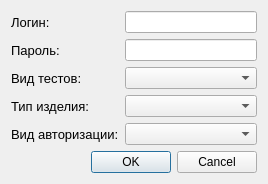
Before: the Qt Designer form toAdmin/rightdialog.ui in Veala/toAdmin, drawn with Qt 5.
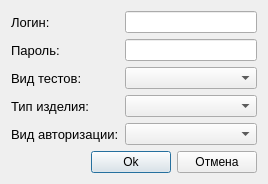
After: the same form once the commit is applied.

Diff of the .ui file:
```diff
--- a/toAdmin/rightdialog.ui
+++ b/toAdmin/rightdialog.ui
@@ -7,7 +7,7 @@
     <x>0</x>
     <y>0</y>
     <width>268</width>
-    <height>175</height>
+    <height>177</height>
    </rect>
   </property>
   <property name="windowTitle">
@@ -102,14 +102,35 @@
     </layout>
    </item>
    <item row="1" column="0">
-    <widget class="QDialogButtonBox" name="buttonBox">
-     <property name="orientation">
-      <enum>Qt::Horizontal</enum>
-     </property>
-     <property name="standardButtons">
-      <set>QDialogButtonBox::Cancel|QDialogButtonBox::Ok</set>
-     </property>
-    </widget>
+    <layout class="QHBoxLayout" name="horizontalLayout_2">
+     <item>
+      <spacer name="horizontalSpacer">
+       <property name="orientation">
+        <enum>Qt::Horizontal</enum>
+       </property>
+       <property name="sizeHint" stdset="0">
+        <size>
+         <width>40</width>
+         <height>20</height>
+        </size>
+       </property>
+      </spacer>
+     </item>
+     <item>
+      <widget class="QPushButton" name="pushButton_Ok">
+       <property name="text">
+        <string>Ok</string>
+       </property>
+      </widget>
+     </item>
+     <item>
+      <widget class="QPushButton" name="pushButton_Close">
+       <property name="text">
+        <string>Отмена</string>
+       </property>
+      </widget>
+     </item>
+    </layout>
    </item>
   </layout>
  </widget>
```
Left out of the diff: 35 changed lines with no effect on the pictures.
